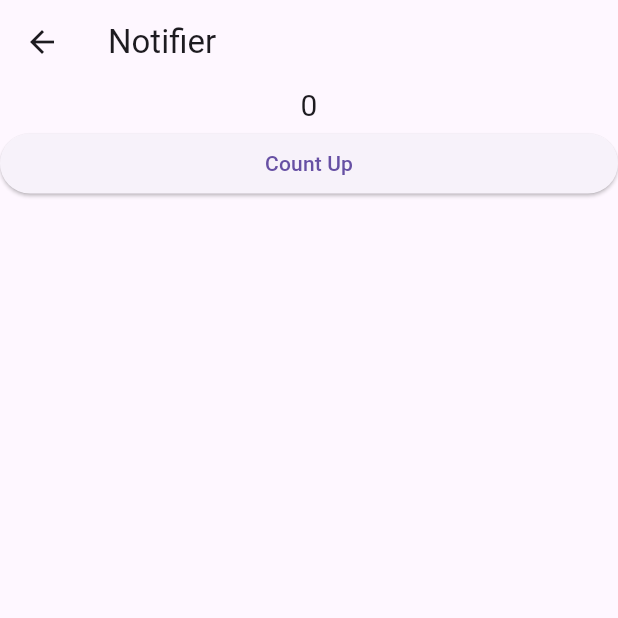
After one commit to haesa/online_lecture_smwu, a Flutter app: the NotifierScreen screen opened directly, on a phone screen of 412 x 824 dp, the top half of it. The commit adds this screen. Run offline on Flutter 3.47's test engine with Material 3 defaults, Android fonts, the phone set to English and light mode, and no system bars; our stand-ins replace dio, fluttertoast, get.

Commit message:
feat: notifier를 활용한 상태관리 실습

```diff
--- /dev/null
+++ b/lib/screen/state_management/notifier/notifier_screen.dart
@@ -0,0 +1,56 @@
+import 'package:flutter/material.dart';
+import 'package:online_lecture_smwu/screen/state_management/notifier/notifier_view_model.dart';
+
+class NotifierScreen extends StatefulWidget {
+  const NotifierScreen({super.key});
+
+  @override
+  State<NotifierScreen> createState() => _NotifierScreenState();
+}
+
+class _NotifierScreenState extends State<NotifierScreen> {
+  final NotifierViewModel vm = NotifierViewModel.instance;
+  VoidCallback? listener;
+
+  @override
+  void initState() {
+    listener = () {
+      /// notifyListeners()가 호출되면 진입
+      setState(() {});
+    };
+    vm.addListener(listener!);
+    super.initState();
+  }
+
+  @override
+  void dispose() {
+    vm.removeListener(listener!);
+    super.dispose();
+  }
+
+  @override
+  Widget build(BuildContext context) {
+    return Scaffold(
+      appBar: AppBar(
+        title: Text('Notifier'),
+      ),
+      body: Column(
+        crossAxisAlignment: CrossAxisAlignment.stretch,
+        children: [
+          Center(
+            child: Text(
+              vm.count.toString(),
+              style: TextStyle(fontSize: 20),
+            ),
+          ),
+          ElevatedButton(
+            onPressed: () {
+              vm.countUp();
+            },
+            child: Text('Count Up'),
+          ),
+        ],
+      ),
+    );
+  }
+}
--- /dev/null
+++ b/lib/screen/state_management/notifier/notifier_view_model.dart
@@ -0,0 +1,12 @@
+import 'package:flutter/material.dart';
+
+class NotifierViewModel with ChangeNotifier {
+  /// static 인스턴스 생성
+  static final NotifierViewModel instance = NotifierViewModel();
+  int count = 0;
+
+  void countUp() {
+    count++;
+    notifyListeners();
+  }
+}
```
Also changed, not shown: lib/screen/state_management/state_management_screen.dart (+9 -0 lines).
